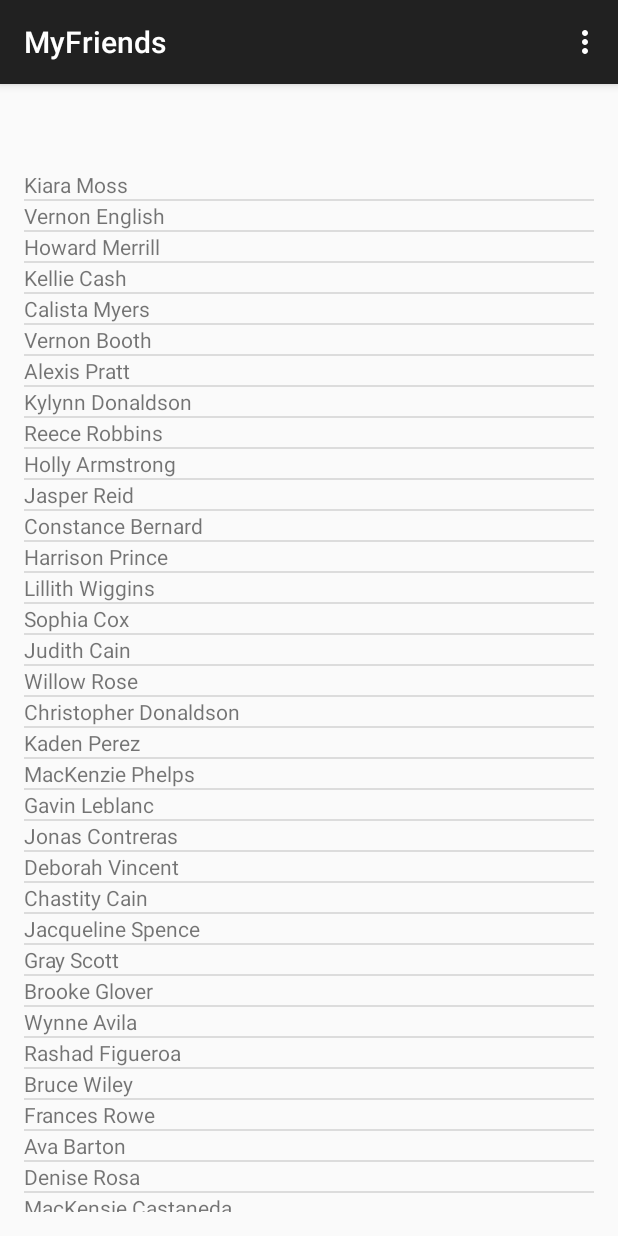
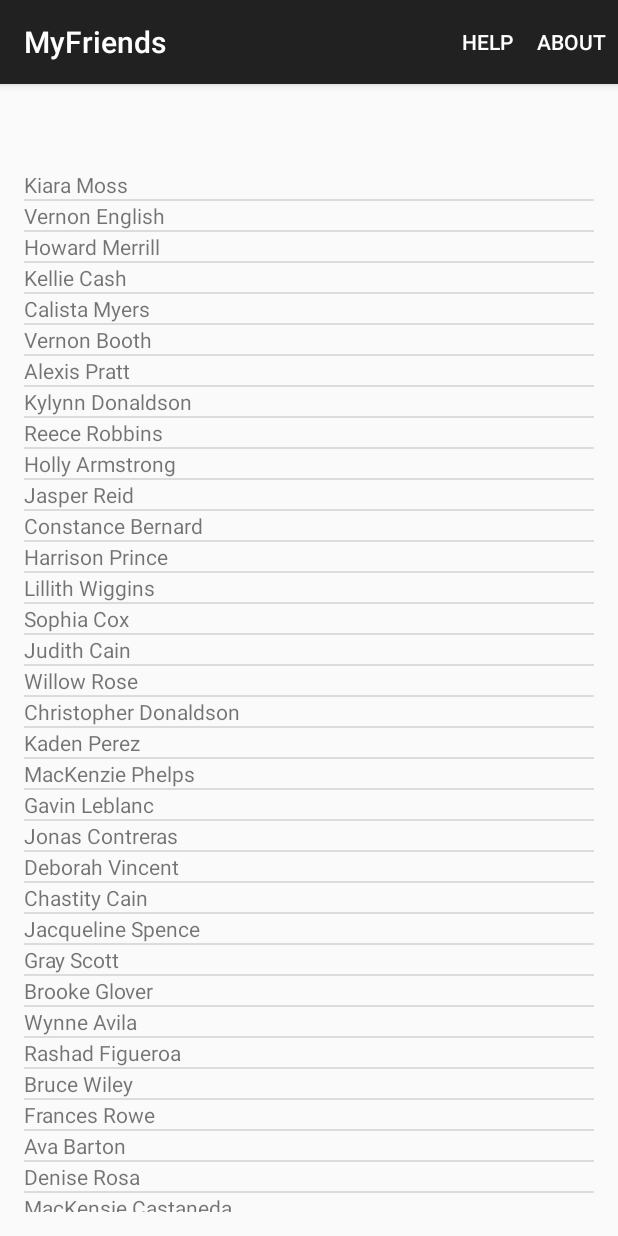
Before and after one commit to James-boyer/MyFriends, an Android app: the screen it shows after launch (MainActivity), on a phone screen of 412 x 824 dp. Run offline under Robolectric (Android 15) with nearby library versions, the phone set to English and light mode, and no system bars.

Commit message:
Added help and about

```diff
--- a/app/src/main/res/menu/menu_main.xml
+++ b/app/src/main/res/menu/menu_main.xml
@@ -1,6 +1,8 @@
 <menu xmlns:android="http://schemas.android.com/apk/res/android"
     xmlns:app="http://schemas.android.com/apk/res-auto"
     xmlns:tools="http://schemas.android.com/tools" tools:context=".MainActivity">
-    <item android:id="@+id/action_settings" android:title="@string/action_settings"
-        android:orderInCategory="100" app:showAsAction="never" />
+    <item android:id="@+id/action_help" android:title="@string/action_help"
+        android:orderInCategory="100" app:showAsAction="always" />
+    <item android:id="@+id/action_about" android:title="@string/action_about"
+        android:orderInCategory="100" app:showAsAction="always" />
 </menu>
--- a/app/src/main/res/values/strings.xml
+++ b/app/src/main/res/values/strings.xml
@@ -3,6 +3,6 @@
 
     <string name="app_name">MyFriends</string>
     <string name="hello_world">Hello world!</string>
-    <string name="action_settings">Settings</string>
-
+    <string name="action_help">Help</string>
+    <string name="action_about">About</string>
 </resources>
```
Also changed, not shown: app/src/main/java/com/example/jum/myfriends/MainActivity.java (+7 -6 lines).
